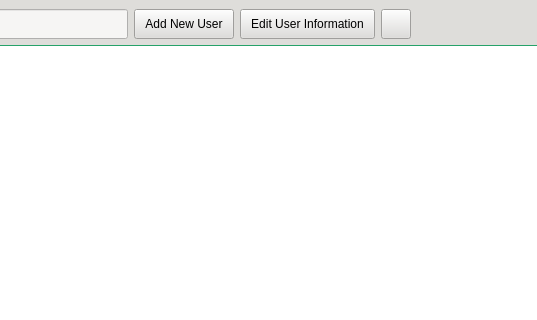
Before: the Qt Designer form CAI_PyQt/CAI_Admin/UI/FormHome.ui in CPG19040/CPG19040, drawn with Qt 5; both pictures show x 446 to 983 and y 0 to 320 of the 1189 by 732 pixel window.
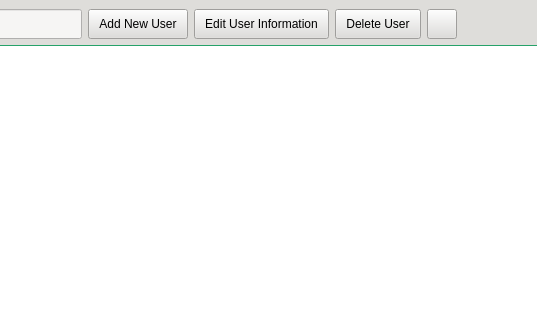
After: the same form once the commit is applied. The open tabs and pages were chosen to show the change. Icons and pictures are not drawn.

```diff
--- a/CAI_PyQt/CAI_Admin/UI/FormHome.ui
+++ b/CAI_PyQt/CAI_Admin/UI/FormHome.ui
@@ -4120,6 +4120,28 @@
              </property>
             </widget>
            </item>
+           <item>
+            <widget class="QPushButton" name="btnDeleteUser">
+             <property name="enabled">
+              <bool>true</bool>
+             </property>
+             <property name="minimumSize">
+              <size>
+               <width>30</width>
+               <height>30</height>
+              </size>
+             </property>
+             <property name="cursor">
+              <cursorShape>PointingHandCursor</cursorShape>
+             </property>
+             <property name="styleSheet">
+              <string notr="true">QPushButton { padding: 0px 10px 0px; }</string>
+             </property>
+             <property name="text">
+              <string>Delete User</string>
+             </property>
+            </widget>
+           </item>
            <item>
             <widget class="QPushButton" name="btnRefreshUsers">
              <property name="enabled">
```
Left out of the diff: 12 changed lines with no effect on the pictures.
